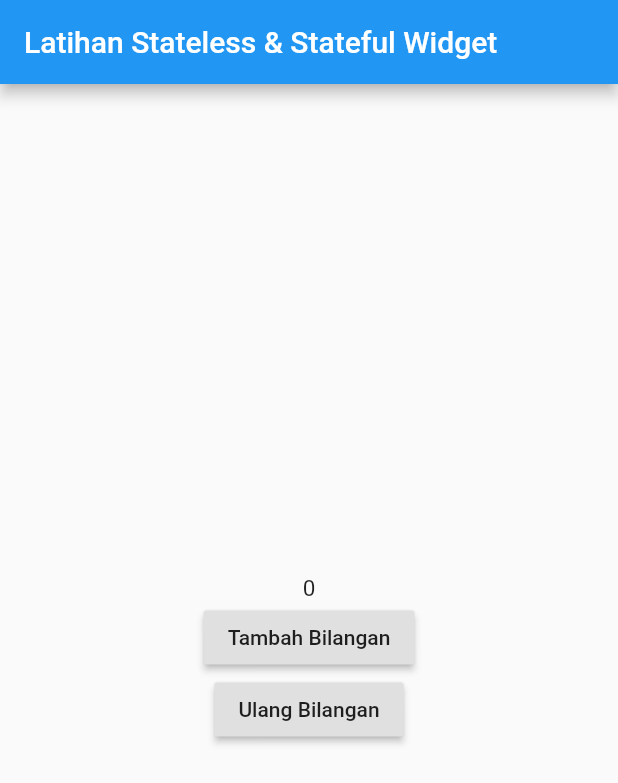
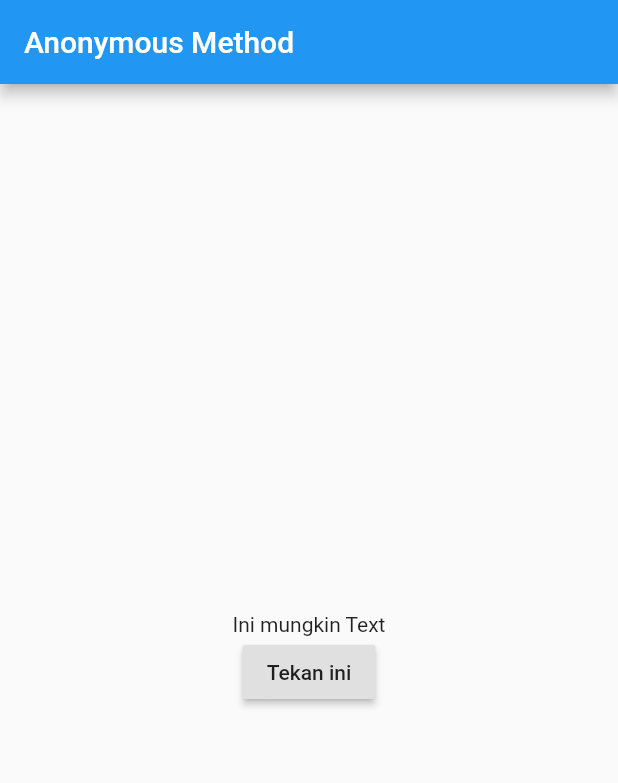
Before and after one commit to dsjtx/Belajar-Flutter, a Flutter app: the screen it shows after launch, on a phone screen of 412 x 824 dp. Shown: the top 783 px of the screen. Run offline on Flutter 3.47's test engine with Material 2 defaults, Android fonts, the phone set to English and light mode, and no system bars.

Commit message:
TextStyle

```diff
--- a/lib/main.dart
+++ b/lib/main.dart
@@ -8,39 +8,28 @@ class MyApp extends StatefulWidget {
 }
 
 class _MyAppState extends State<MyApp> {
-  int number = 0;
-
-  void tambahTombol() {
-    setState(() {
-      number = number + 1;
-    });
-  }
-
-  void resetTombol() {
-    setState(() {
-      number = 0;
-    });
-  }
+  String message = "Ini mungkin Text";
 
   @override
   Widget build(BuildContext context) {
     return MaterialApp(
       home: Scaffold(
         appBar: AppBar(
-          title: Text("Latihan Stateless & Stateful Widget"),
+          title: Text("Anonymous Method"),
         ),
         body: Center(
           child: Column(
             mainAxisAlignment: MainAxisAlignment.center,
             children: <Widget>[
-              Text(
-                number.toString(),
-                style: TextStyle(fontSize: 15 + number.toDouble()),
-              ),
+              Text(message),
               RaisedButton(
-                  child: Text("Tambah Bilangan"), onPressed: tambahTombol),
-              RaisedButton(
-                  child: Text("Ulang Bilangan"), onPressed: resetTombol)
+                child: Text("Tekan ini"),
+                onPressed: () {
+                  setState(() {
+                    message = "Tombol sudah ditekan";
+                  });
+                },
+              )
             ],
           ),
         ),
```
